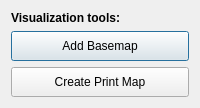
Qt form LDMP/gui/DlgVisualization.ui (ConservationInternational/trends.earth) before a commit.
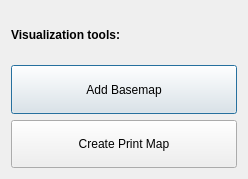
The same form after that commit.

Commit message: Window formatting.

Patch:
```diff
--- a/LDMP/gui/DlgVisualization.ui
+++ b/LDMP/gui/DlgVisualization.ui
@@ -9,8 +9,8 @@
    <rect>
     <x>0</x>
     <y>0</y>
-    <width>200</width>
-    <height>103</height>
+    <width>248</width>
+    <height>179</height>
    </rect>
   </property>
   <property name="sizePolicy">
@@ -53,7 +53,7 @@
      <property name="minimumSize">
       <size>
        <width>0</width>
-       <height>30</height>
+       <height>40</height>
       </size>
      </property>
      <property name="text">
@@ -72,7 +72,7 @@
      <property name="minimumSize">
       <size>
        <width>0</width>
-       <height>30</height>
+       <height>40</height>
       </size>
      </property>
      <property name="text">
```
The commit also changes 5 other files.
